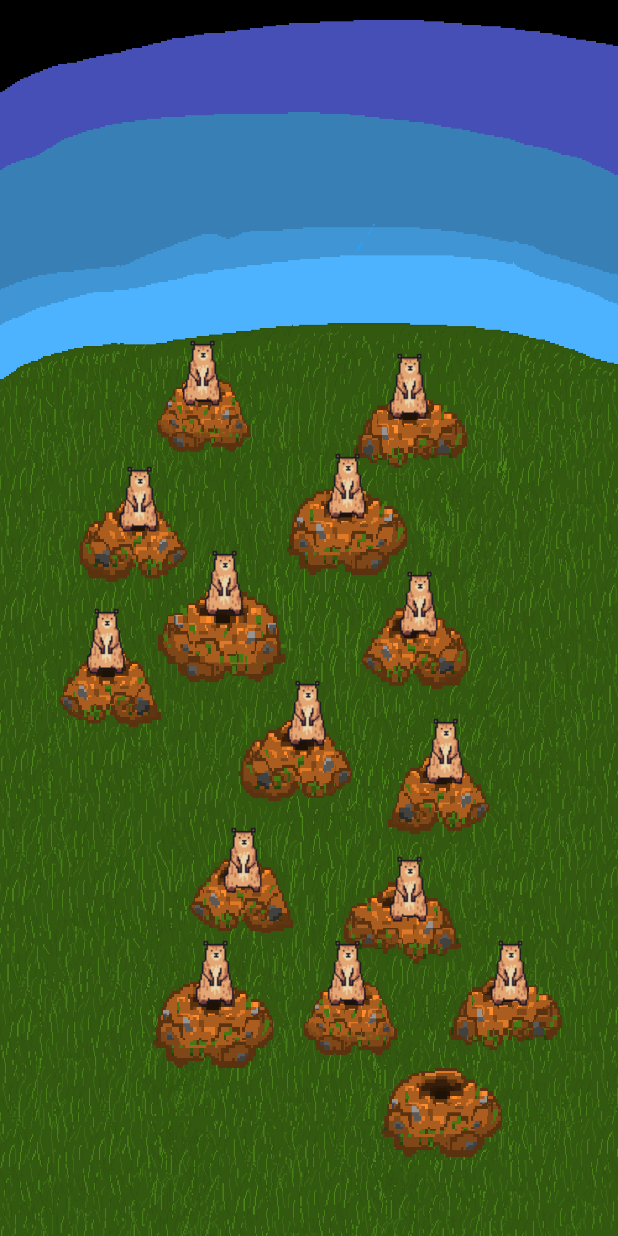
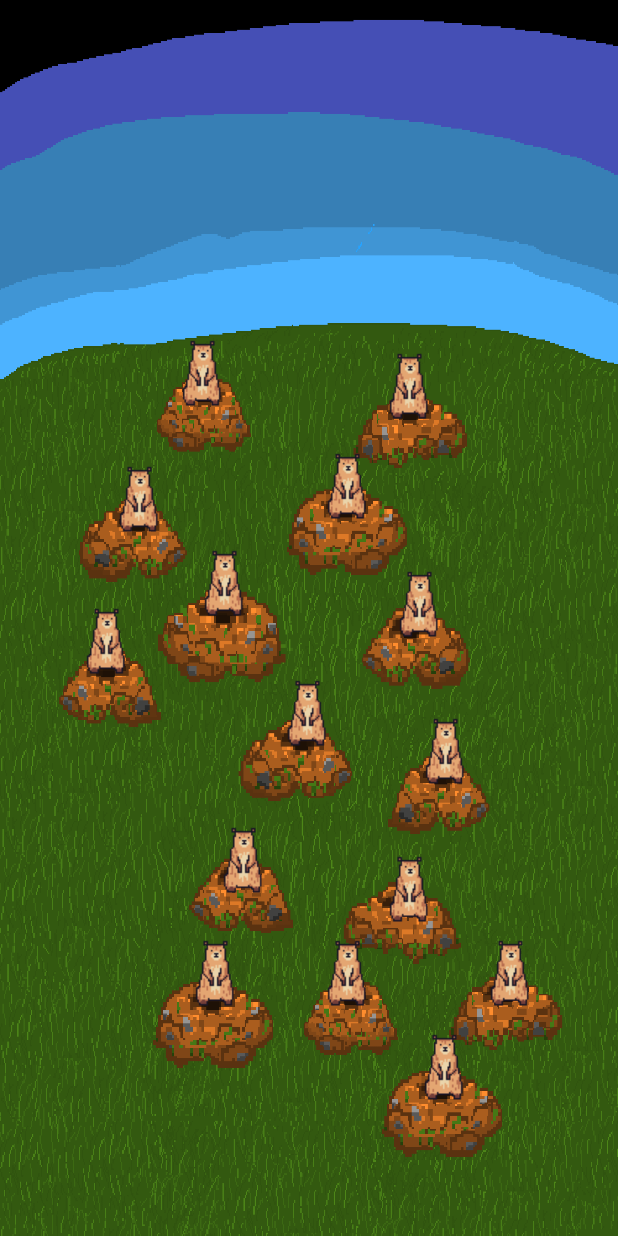
Before and after one commit to JohnBrittaein/Wackah_Mole, an Android app: the layout activity_game.xml on its own in the app's theme, with its tools: preview values and no code run, on a phone screen of 412 x 824 dp. Run offline under Robolectric (Android 15) with nearby library versions, the light colour scheme and no system bars.

Commit message:
Forgot a mole. I added mole15.

```diff
--- a/app/src/main/java/com/example/wackah_mole/GameActivity.java
+++ b/app/src/main/java/com/example/wackah_mole/GameActivity.java
@@ -9,7 +9,7 @@ import android.widget.ImageButton;
 
 public class GameActivity extends AppCompatActivity {
 
-    private final ImageButton[] moleViews = new ImageButton[14]; // Array to hold all mole ImageButtons
+    private final ImageButton[] moleViews = new ImageButton[15]; // Array to hold all mole ImageButtons
 
     @Override
     protected void onCreate(Bundle savedInstanceState) {
@@ -39,7 +39,8 @@ public class GameActivity extends AppCompatActivity {
                 R.id.mole_11,
                 R.id.mole_12,
                 R.id.mole_13,
-                R.id.mole_14
+                R.id.mole_14,
+                R.id.mole_15
         };
 
         for (int i = 0; i < moleIds.length; i++) {
--- a/app/src/main/res/layout/activity_game.xml
+++ b/app/src/main/res/layout/activity_game.xml
@@ -213,4 +213,18 @@
         app:layout_constraintTop_toTopOf="parent"
         app:layout_constraintVertical_bias="0.804" />
 
+    <ImageButton
+        android:id="@+id/mole_15"
+        android:layout_width="50dp"
+        android:layout_height="50dp"
+        android:background="@null"
+        android:contentDescription="@string/mole"
+        android:src="@drawable/mole"
+        app:layout_constraintBottom_toBottomOf="parent"
+        app:layout_constraintEnd_toEndOf="parent"
+        app:layout_constraintHorizontal_bias="0.745"
+        app:layout_constraintStart_toStartOf="parent"
+        app:layout_constraintTop_toTopOf="parent"
+        app:layout_constraintVertical_bias="0.885" />
+
 </androidx.constraintlayout.widget.ConstraintLayout>
```
